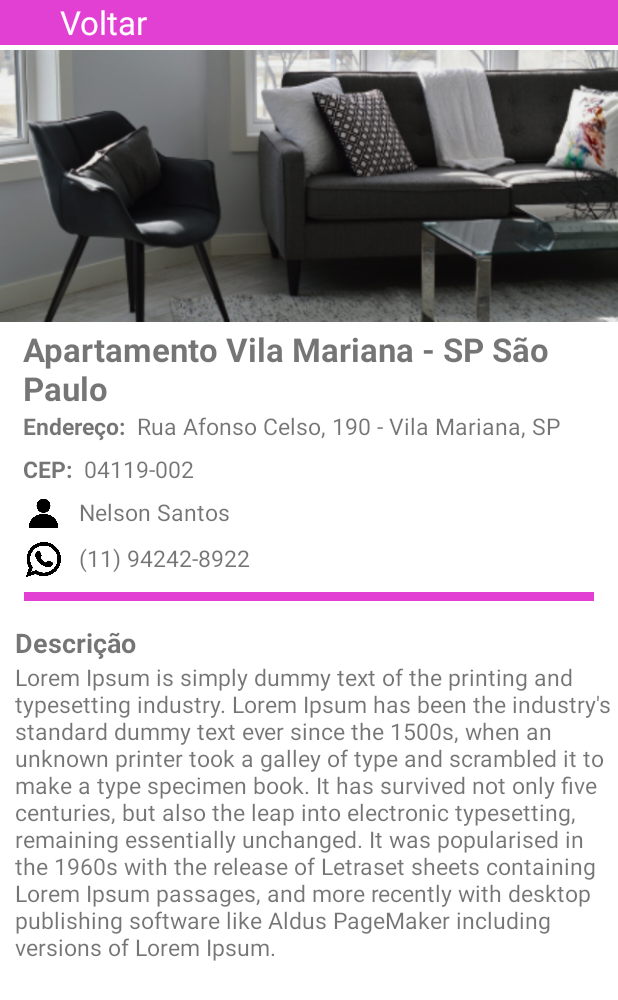
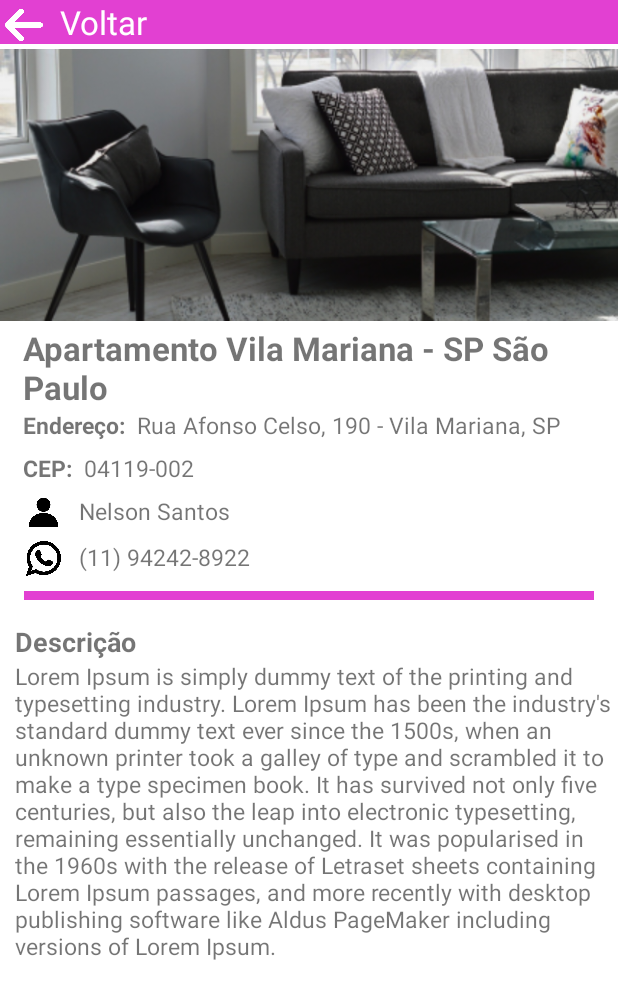
Before and after one commit to Dream-House-Grupo-9/Dream-House-App, an Android app: the layout activity_anuncio.xml on its own in the app's theme, with its tools: preview values and no code run, on a phone screen of 412 x 824 dp. Shown: the top 1000 px of the screen. Run offline under Robolectric (Android 15) with nearby library versions, the phone set to English and light mode, and no system bars.

Commit message:
alteração: inserindo icone de voltar na tela

```diff
--- a/DreamHouse/app/src/main/res/layout/activity_anuncio.xml
+++ b/DreamHouse/app/src/main/res/layout/activity_anuncio.xml
@@ -1,5 +1,6 @@
 <?xml version="1.0" encoding="utf-8"?>
 <LinearLayout xmlns:android="http://schemas.android.com/apk/res/android"
+    xmlns:app="http://schemas.android.com/apk/res-auto"
     android:orientation="vertical"
     android:layout_width="match_parent"
     android:layout_height="match_parent">
@@ -16,9 +17,12 @@
             android:background="@color/pink_bakground_app">
 
             <ImageView
-                android:layout_width="30dp"
-                android:layout_height="30dp"
-                android:layout_marginRight="10dp"/>
+                android:layout_marginTop="4dp"
+                android:layout_marginLeft="2dp"
+                android:layout_width="28dp"
+                android:layout_height="25dp"
+                android:layout_marginRight="10dp"
+                android:src="@drawable/back_item_anuncio"/>
 
             <TextView
                 android:layout_width="wrap_content"
@@ -150,7 +154,6 @@
         android:layout_marginTop="10dp"
         android:layout_gravity="center"
         android:layout_width="380dp"
-
         android:layout_height="6dp"
         android:background="@color/pink_bakground_app"/>
 
```
Also changed, not shown: DreamHouse/app/src/main/res/drawable/back_item_anuncio.png, 1 other file.
